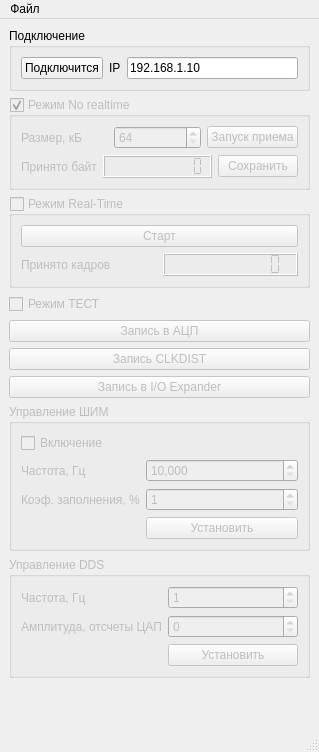
reffum/digitizer_pc, file mainwindow.ui: the form before one commit.
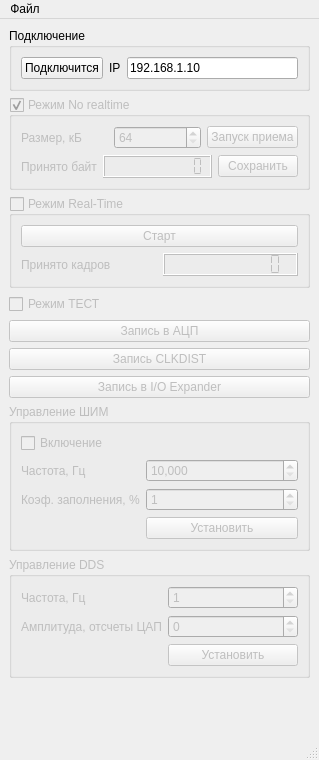
The form after the commit.

Commit message: Change MainWindow size.

Patch:
```diff
--- a/mainwindow.ui
+++ b/mainwindow.ui
@@ -6,8 +6,8 @@
    <rect>
     <x>0</x>
     <y>0</y>
-    <width>306</width>
-    <height>752</height>
+    <width>310</width>
+    <height>760</height>
    </rect>
   </property>
   <property name="minimumSize">
```
Left out of the diff: 2 changed lines with no effect on the pictures. The commit also changes 1 other file.
